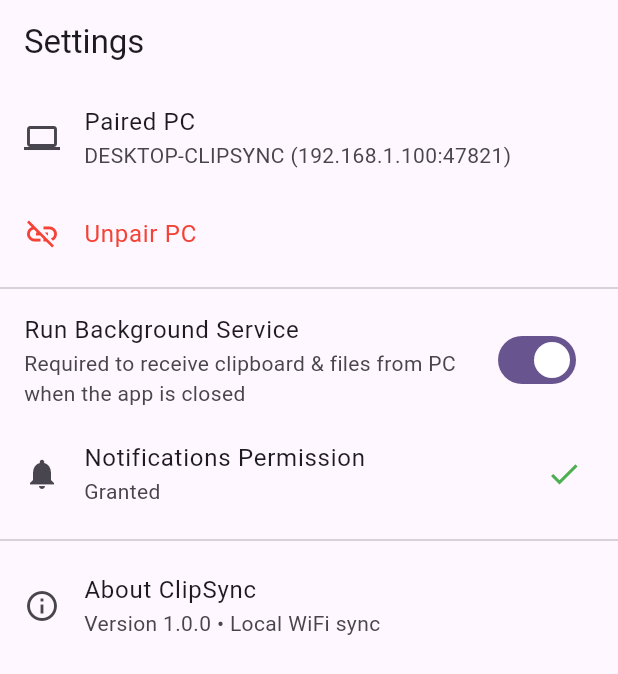
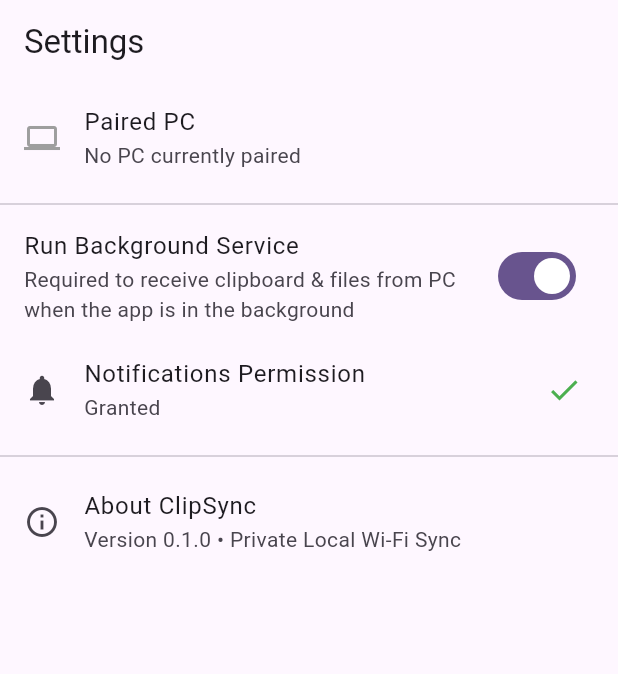
Before and after one commit to Krishh19/Clipsync, a Flutter app: the SettingsScreen screen opened by its route, after a tap on "Run Background Service", on a phone screen of 412 x 824 dp. Shown: the top 674 px of the screen. Run offline on Flutter 3.47's test engine with Material 3 defaults, Android fonts, the phone set to English and light mode, and no system bars; our stand-ins replace dio, drift, file_picker, flutter_local_notifications, flutter_riverpod, flutter_secure_storage and 3 more; missing offline and left inert: flutter_foreground_task, mobile_scanner, nsd, receive_sharing_intent; accounts and stored records are empty; generated files the repository leaves out were written again.

Commit message:
fix(mobile): replace pushNamed with GoRouter navigation, add camera error recovery, and connect settings store

```diff
--- a/mobile/lib/features/settings/settings_screen.dart
+++ b/mobile/lib/features/settings/settings_screen.dart
@@ -1,59 +1,138 @@
 import 'package:material_ui/material_ui.dart';
 import 'package:permission_handler/permission_handler.dart';
 
+import '../../data/secure_store.dart';
+import '../../services/foreground_service.dart';
+
 class SettingsScreen extends StatefulWidget {
-  const SettingsScreen({super.key});
+  final SecureStore? secureStore;
+
+  const SettingsScreen({super.key, this.secureStore});
 
   @override
   State<SettingsScreen> createState() => _SettingsScreenState();
 }
 
 class _SettingsScreenState extends State<SettingsScreen> {
+  late final SecureStore _secureStore;
   bool _foregroundServiceEnabled = false;
   PermissionStatus _notificationStatus = PermissionStatus.denied;
+  String? _pairedPcName;
+  String? _pairedPcHost;
+  int? _pairedPcPort;
+  bool _isPaired = false;
 
   @override
   void initState() {
     super.initState();
+    _secureStore = widget.secureStore ?? SecureStore();
     _checkPermissions();
+    _loadPairedPc();
+  }
+
+  Future<void> _loadPairedPc() async {
+    final paired = await _secureStore.isPaired();
+    final name = await _secureStore.getPcName();
+    final host = await _secureStore.getPcHost();
+    final port = await _secureStore.getPcPort();
+    final fgsRunning = await ForegroundServiceController.isRunning();
+
+    if (mounted) {
+      setState(() {
+        _isPaired = paired;
+        _pairedPcName = name;
+        _pairedPcHost = host;
+        _pairedPcPort = port;
+        _foregroundServiceEnabled = fgsRunning;
+      });
+    }
   }
 
   void _checkPermissions() async {
     final status = await Permission.notification.status;
+    if (mounted) {
       setState(() {
         _notificationStatus = status;
       });
     }
+  }
+
+  Future<void> _confirmUnpair() async {
+    final confirmed = await showDialog<bool>(
+      context: context,
+      builder: (ctx) => AlertDialog(
+        title: const Text('Unpair PC?'),
+        content: Text(
+          'Are you sure you want to disconnect from ${_pairedPcName ?? "your PC"}? You will need to scan the QR code again to reconnect.',
+        ),
+        actions: [
+          TextButton(
+            onPressed: () => Navigator.pop(ctx, false),
+            child: const Text('Cancel'),
+          ),
+          FilledButton(
+            style: FilledButton.styleFrom(backgroundColor: Colors.red),
+            onPressed: () => Navigator.pop(ctx, true),
+            child: const Text('Unpair'),
+          ),
+        ],
+      ),
+    );
+
+    if (confirmed == true) {
+      await _secureStore.clearPairedPc();
+      await ForegroundServiceController.stopService();
+      await _loadPairedPc();
+      if (mounted) {
+        ScaffoldMessenger.of(context).showSnackBar(
+          const SnackBar(content: Text('Unpaired successfully')),
+        );
+      }
+    }
+  }
 
   @override
   Widget build(BuildContext context) {
+    final pcSubtitle = _isPaired
+        ? '${_pairedPcName ?? "PC"} (${_pairedPcHost ?? "unknown"}:${_pairedPcPort ?? 47821})'
+        : 'No PC currently paired';
+
     return Scaffold(
       appBar: AppBar(
         title: const Text('Settings'),
       ),
       body: ListView(
         children: [
-          const ListTile(
-            title: Text('Paired PC'),
-            subtitle: Text('DESKTOP-CLIPSYNC (192.168.1.100:47821)'),
-            leading: Icon(Icons.computer),
+          ListTile(
+            title: const Text('Paired PC'),
+            subtitle: Text(pcSubtitle),
+            leading: Icon(
+              Icons.computer,
+              color: _isPaired ? Colors.green : Colors.grey,
             ),
+          ),
+          if (_isPaired)
             ListTile(
               title: const Text('Unpair PC', style: TextStyle(color: Colors.red)),
               leading: const Icon(Icons.link_off, color: Colors.red),
-            onTap: () {
-              // Confirm and unpair
-            },
+              onTap: _confirmUnpair,
             ),
           const Divider(),
           SwitchListTile(
             title: const Text('Run Background Service'),
             subtitle: const Text(
-              'Required to receive clipboard & files from PC when the app is closed',
+              'Required to receive clipboard & files from PC when the app is in the background',
             ),
             value: _foregroundServiceEnabled,
-            onChanged: (val) {
+            onChanged: (val) async {
               setState(() => _foregroundServiceEnabled = val);
+              if (val) {
+                await ForegroundServiceController.startService(
+                  pcName: _pairedPcName ?? 'ClipSync PC',
+                );
+              } else {
+                await ForegroundServiceController.stopService();
+              }
             },
           ),
           ListTile(
@@ -65,7 +144,9 @@ class _SettingsScreenState extends State<SettingsScreen> {
                 : TextButton(
                     onPressed: () async {
                       final s = await Permission.notification.request();
+                      if (mounted) {
                         setState(() => _notificationStatus = s);
+                      }
                     },
                     child: const Text('Enable'),
                   ),
@@ -73,7 +154,7 @@ class _SettingsScreenState extends State<SettingsScreen> {
           const Divider(),
           const ListTile(
             title: Text('About ClipSync'),
-            subtitle: Text('Version 1.0.0 • Local WiFi sync'),
+            subtitle: Text('Version 0.1.0 • Private Local Wi-Fi Sync'),
             leading: Icon(Icons.info_outline),
           ),
         ],
```
Also changed, not shown: mobile/lib/features/home/home_screen.dart (+45 -8 lines), mobile/lib/features/pairing/pairing_screen.dart (+36 -0 lines). Lines whose indentation alone changed are shown as unchanged.
